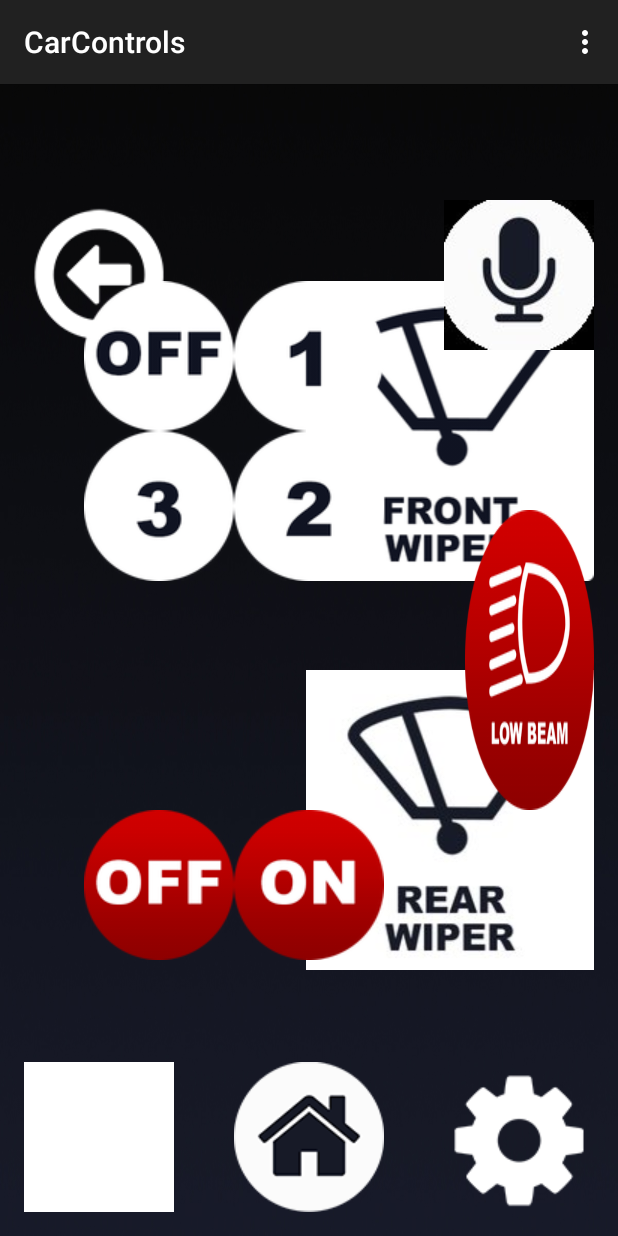
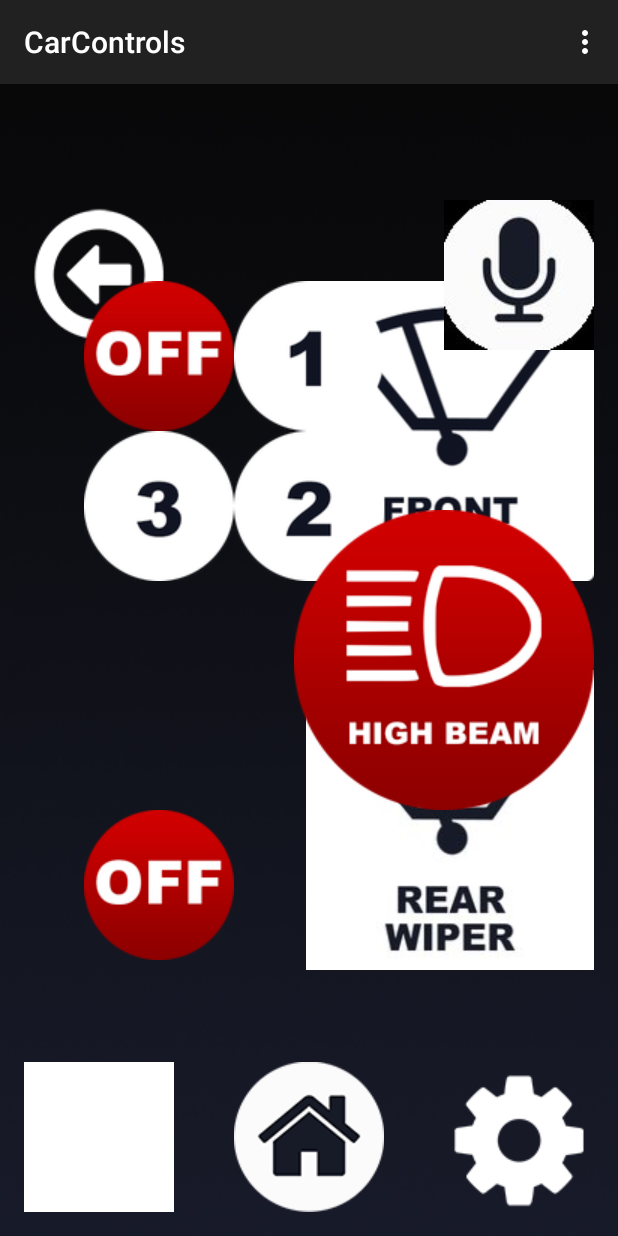
Before and after one commit to cdhekne/IVIS, an Android app: the CarControls screen opened directly, with no data from a screen before it, after a tap on an icon or button, on a phone screen of 412 x 824 dp. Run offline under Robolectric (Android 15) with nearby library versions, the phone set to English and light mode, and no system bars.

Commit message:
Added functionality for Issue 2
Functionality for Front and Back Wiper and Low/Max Beam

```diff
--- a/app/src/main/java/edu/asu/msse/cdhekne/ivis/CarControls.java
+++ b/app/src/main/java/edu/asu/msse/cdhekne/ivis/CarControls.java
@@ -26,6 +26,8 @@ public class CarControls extends ActionBarActivity implements View.OnClickListen
         setContentView(R.layout.activity_car_controls);
 
         front_wiper = (ImageButton) findViewById(R.id.front_wiper_button);
+        front_wiper_off = (ImageButton)findViewById(R.id.front_wiper_off_button);
+
         front_wiper_1 = (ImageButton) findViewById(R.id.front_wiper_1_button);
         front_wiper_2 = (ImageButton) findViewById(R.id.front_wiper_2_button);
         front_wiper_3 = (ImageButton) findViewById(R.id.front_wiper_3_button);
@@ -38,6 +40,7 @@ public class CarControls extends ActionBarActivity implements View.OnClickListen
         settings = (ImageButton) findViewById(R.id.settings_button);
         help = (ImageButton) findViewById(R.id.help_button);
         back = (ImageButton) findViewById(R.id.back_button);
+        home = (ImageButton)findViewById(R.id.home_button);
 
         back.setOnClickListener(this);
         help.setOnClickListener(this);
@@ -47,6 +50,13 @@ public class CarControls extends ActionBarActivity implements View.OnClickListen
         low_beam.setOnClickListener(this);
         rear_wiper_on.setOnClickListener(this);
         rear_wiper_off.setOnClickListener(this);
+        home.setOnClickListener(this);
+        front_wiper_off.setOnClickListener(this);
+        front_wiper_1.setOnClickListener(this);
+        front_wiper_2.setOnClickListener(this);
+        front_wiper_3.setOnClickListener(this);
+        rear_wiper_off.setOnClickListener(this);
+        rear_wiper_on.setOnClickListener(this);
     }
 
     @Override
@@ -73,10 +83,48 @@ public class CarControls extends ActionBarActivity implements View.OnClickListen
 
     @Override
     public void onClick(View v) {
-        if (v.getId()==mic.getId()){
+        if (v.getId() == mic.getId()) {
             Intent intent = new Intent(RecognizerIntent.ACTION_RECOGNIZE_SPEECH);
             intent.putExtra(RecognizerIntent.EXTRA_LANGUAGE_MODEL, RecognizerIntent.LANGUAGE_MODEL_FREE_FORM);
             startActivityForResult(intent, SPEECH_REQUEST_CODE);
+        } else if (v.getId() == back.getId()) {
+            Intent intent = new Intent(CarControls.this, LandingPage.class);
+            startActivity(intent);
+        } else if (v.getId() == home.getId()) {
+            Intent intent = new Intent(CarControls.this, LandingPage.class);
+            startActivity(intent);
+        } else if (v.getId() == low_beam.getId()) {
+            low_beam.setVisibility(View.INVISIBLE);
+            high_beam.setVisibility(View.VISIBLE);
+        } else if (v.getId() == high_beam.getId()) {
+            high_beam.setVisibility(View.INVISIBLE);
+            low_beam.setVisibility(View.VISIBLE);
+        } else if (v.getId() == rear_wiper_off.getId()) {
+            rear_wiper_on.setVisibility(View.VISIBLE);
+            rear_wiper_off.setVisibility(View.INVISIBLE);
+        } else if (v.getId() == rear_wiper_on.getId()) {
+            rear_wiper_off.setVisibility(View.VISIBLE);
+            rear_wiper_on.setVisibility(View.INVISIBLE);
+        } else if (v.getId() == front_wiper_off.getId()) {
+            front_wiper_off.setBackgroundResource(R.drawable.wiper_off_rear_xhdpi);
+            front_wiper_1.setBackgroundResource(R.drawable.wiper1_xhdpi);
+            front_wiper_2.setBackgroundResource(R.drawable.wiper2_xhdpi);
+            front_wiper_3.setBackgroundResource(R.drawable.wiper3_xhdpi);
+        } else if (v.getId() == front_wiper_1.getId()) {
+            front_wiper_off.setBackgroundResource(R.drawable.wiper_off_xhdpi);
+            front_wiper_1.setBackgroundResource(R.drawable.wiper_1_active_xhdpi);
+            front_wiper_2.setBackgroundResource(R.drawable.wiper2_xhdpi);
+            front_wiper_3.setBackgroundResource(R.drawable.wiper3_xhdpi);
+        } else if (v.getId() == front_wiper_2.getId()) {
+            front_wiper_off.setBackgroundResource(R.drawable.wiper_off_xhdpi);
+            front_wiper_1.setBackgroundResource(R.drawable.wiper1_xhdpi);
+            front_wiper_2.setBackgroundResource(R.drawable.wiper_2_active_xhdpi);
+            front_wiper_3.setBackgroundResource(R.drawable.wiper3_xhdpi);
+        } else if (v.getId() == front_wiper_3.getId()) {
+            front_wiper_off.setBackgroundResource(R.drawable.wiper_off_xhdpi);
+            front_wiper_1.setBackgroundResource(R.drawable.wiper1_xhdpi);
+            front_wiper_2.setBackgroundResource(R.drawable.wiper2_xhdpi);
+            front_wiper_3.setBackgroundResource(R.drawable.wiper_3_active_xhdpi);
         }
     }
 
--- a/app/src/main/res/layout/activity_car_controls.xml
+++ b/app/src/main/res/layout/activity_car_controls.xml
@@ -64,7 +64,7 @@
     <ImageButton
         android:layout_width="wrap_content"
         android:layout_height="wrap_content"
-        android:id="@+id/imageButton6"
+        android:id="@+id/home_button"
         android:background="@drawable/home_xhdpi"
         android:layout_alignParentBottom="true"
         android:layout_centerHorizontal="true" />
@@ -73,7 +73,7 @@
         android:layout_width="wrap_content"
         android:layout_height="wrap_content"
         android:id="@+id/settings_button"
-        android:layout_alignBottom="@+id/imageButton6"
+        android:layout_alignBottom="@+id/home_button"
         android:layout_alignLeft="@+id/mic_button"
         android:layout_alignStart="@+id/mic_button"
         android:background="@drawable/settings_xhdpi"/>
@@ -82,7 +82,7 @@
         android:layout_width="wrap_content"
         android:layout_height="wrap_content"
         android:id="@+id/help_button"
-        android:layout_alignBottom="@+id/imageButton6"
+        android:layout_alignBottom="@+id/home_button"
         android:layout_alignParentLeft="true"
         android:layout_alignParentStart="true"
         android:background="@drawable/help"/>
@@ -91,10 +91,10 @@
         android:layout_width="wrap_content"
         android:layout_height="wrap_content"
         android:id="@+id/front_wiper_off_button"
-        android:background="@drawable/wiper_off_xhdpi"
+        android:background="@drawable/wiper_off_rear_xhdpi"
         android:layout_alignTop="@+id/front_wiper_button"
-        android:layout_toLeftOf="@+id/imageButton6"
-        android:layout_toStartOf="@+id/imageButton6" />
+        android:layout_toLeftOf="@+id/home_button"
+        android:layout_toStartOf="@+id/home_button" />
 
     <ImageButton
         android:layout_width="wrap_content"
@@ -148,6 +148,7 @@
         android:id="@+id/rear_wiper_on_button"
         android:background="@drawable/wiper_on_rear_xhdpi"
         android:layout_below="@+id/low_beam_button"
-        android:layout_centerHorizontal="true" />
+        android:layout_centerHorizontal="true"
+        android:visibility="invisible"/>
 
 </RelativeLayout>
```
Also changed, not shown: app/src/main/res/drawable/wiper_1_active.png (added), app/src/main/res/drawable/wiper_1_active_xhdpi.png (added), app/src/main/res/drawable/wiper_2_active.png (added), app/src/main/res/drawable/wiper_2_active_xhdpi.png (added), app/src/main/res/drawable/wiper_3_active.png (added), app/src/main/res/drawable/wiper_3_active_xhdpi.png (added).
